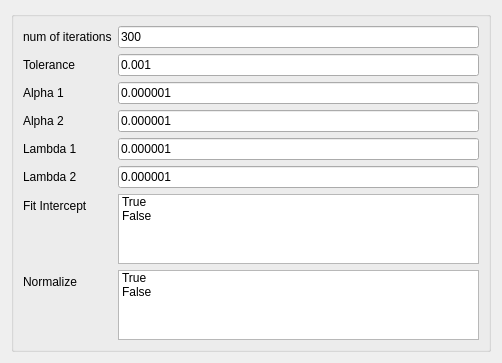
This is ui/cv_BayesianRidge.ui in europlanet-gmap/PyHAT_Point_Spectra_GUI as Qt 5 draws it before an edit. The edited form follows.
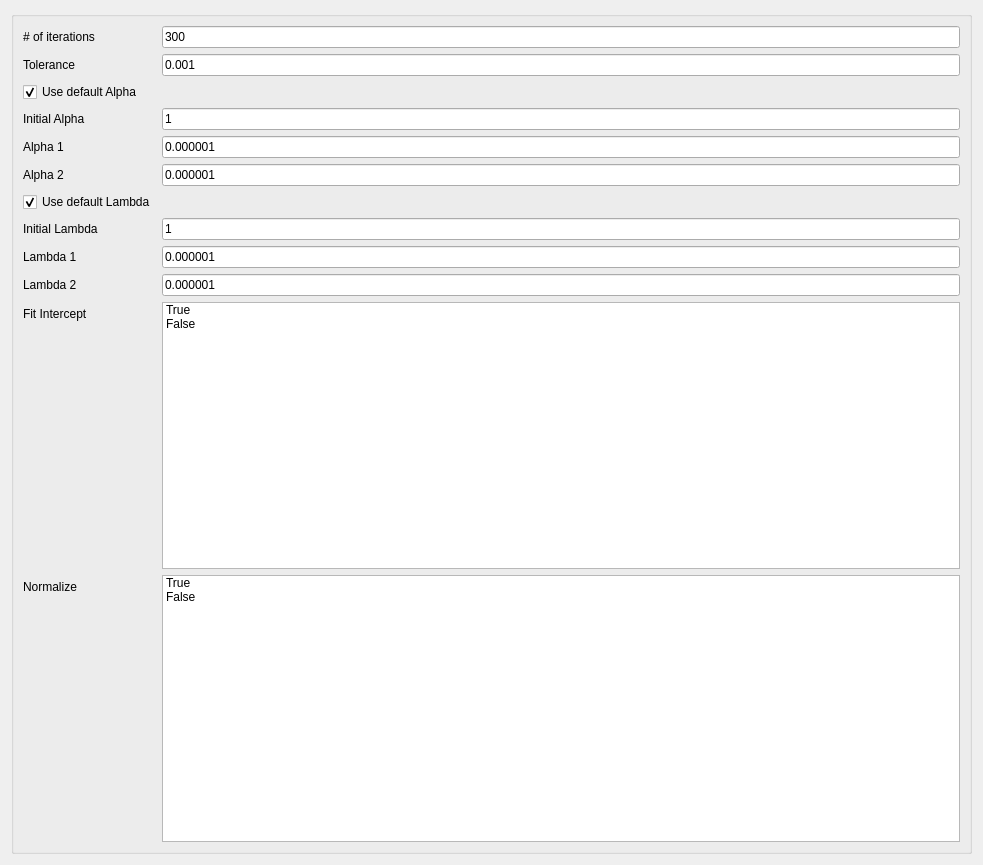
This is the edited form.

Patch:
```diff
--- a/ui/cv_BayesianRidge.ui
+++ b/ui/cv_BayesianRidge.ui
@@ -6,8 +6,8 @@
    <rect>
     <x>0</x>
     <y>0</y>
-    <width>502</width>
-    <height>319</height>
+    <width>983</width>
+    <height>865</height>
    </rect>
   </property>
   <property name="sizePolicy">
@@ -29,7 +29,7 @@
       <item row="0" column="0">
        <widget class="QLabel" name="numOfIterationsLabel">
         <property name="text">
-         <string>num of iterations</string>
+         <string># of iterations</string>
         </property>
        </widget>
       </item>
@@ -69,14 +69,28 @@
         </property>
        </widget>
       </item>
-      <item row="2" column="0">
+      <item row="3" column="0">
+       <widget class="QLabel" name="alpha_label">
+        <property name="text">
+         <string>Initial Alpha</string>
+        </property>
+       </widget>
+      </item>
+      <item row="3" column="1">
+       <widget class="QLineEdit" name="alpha_lineEdit">
+        <property name="text">
+         <string>1</string>
+        </property>
+       </widget>
+      </item>
+      <item row="5" column="0">
        <widget class="QLabel" name="alpha1Label">
         <property name="text">
          <string>Alpha 1</string>
         </property>
        </widget>
       </item>
-      <item row="2" column="1">
+      <item row="5" column="1">
        <widget class="QLineEdit" name="alpha1LineEdit">
         <property name="text">
          <string>0.000001</string>
@@ -92,14 +106,14 @@
         </property>
        </widget>
       </item>
-      <item row="3" column="0">
+      <item row="6" column="0">
        <widget class="QLabel" name="alpha2Label">
         <property name="text">
          <string>Alpha 2</string>
         </property>
        </widget>
       </item>
-      <item row="3" column="1">
+      <item row="6" column="1">
        <widget class="QLineEdit" name="alpha2LineEdit">
         <property name="text">
          <string>0.000001</string>
@@ -115,15 +129,29 @@
         </property>
        </widget>
       </item>
-      <item row="4" column="0">
-       <widget class="QLabel" name="lambdaLabel">
+      <item row="8" column="0">
+       <widget class="QLabel" name="lambda_label">
+        <property name="text">
+         <string>Initial Lambda</string>
+        </property>
+       </widget>
+      </item>
+      <item row="8" column="1">
+       <widget class="QLineEdit" name="lambda_lineEdit">
+        <property name="text">
+         <string>1</string>
+        </property>
+       </widget>
+      </item>
+      <item row="10" column="0">
+       <widget class="QLabel" name="lambda1Label">
         <property name="text">
          <string>Lambda 1</string>
         </property>
        </widget>
       </item>
-      <item row="4" column="1">
-       <widget class="QLineEdit" name="lambdaLineEdit">
+      <item row="10" column="1">
+       <widget class="QLineEdit" name="lambda1LineEdit">
         <property name="text">
          <string>0.000001</string>
         </property>
@@ -138,28 +166,28 @@
         </property>
        </widget>
       </item>
-      <item row="5" column="0">
+      <item row="11" column="0">
        <widget class="QLabel" name="lambda2_label">
         <property name="text">
          <string>Lambda 2</string>
         </property>
        </widget>
       </item>
-      <item row="5" column="1">
+      <item row="11" column="1">
        <widget class="QLineEdit" name="lambda2LineEdit">
         <property name="text">
          <string>0.000001</string>
         </property>
        </widget>
       </item>
-      <item row="6" column="0">
+      <item row="12" column="0">
        <widget class="QLabel" name="fitInterceptLabel">
         <property name="text">
          <string>Fit Intercept</string>
         </property>
        </widget>
       </item>
-      <item row="6" column="1">
+      <item row="12" column="1">
        <widget class="QListWidget" name="fitIntercept_List">
         <property name="selectionMode">
          <enum>QAbstractItemView::MultiSelection</enum>
@@ -176,14 +204,14 @@
         </item>
        </widget>
       </item>
-      <item row="7" column="0">
+      <item row="13" column="0">
        <widget class="QLabel" name="normalizeLabel">
         <property name="text">
          <string>Normalize</string>
         </property>
        </widget>
       </item>
-      <item row="7" column="1">
+      <item row="13" column="1">
        <widget class="QListWidget" name="normalize_List">
         <property name="selectionMode">
          <enum>QAbstractItemView::MultiSelection</enum>
@@ -200,6 +228,26 @@
         </item>
        </widget>
       </item>
+      <item row="2" column="0">
+       <widget class="QCheckBox" name="alpha_checkbox">
+        <property name="text">
+         <string>Use default Alpha</string>
+        </property>
+        <property name="checked">
+         <bool>true</bool>
+        </property>
+       </widget>
+      </item>
+      <item row="7" column="0">
+       <widget class="QCheckBox" name="lambda_checkbox">
+        <property name="text">
+         <string>Use default Lambda</string>
+        </property>
+        <property name="checked">
+         <bool>true</bool>
+        </property>
+       </widget>
+      </item>
      </layout>
     </widget>
    </item>
```
